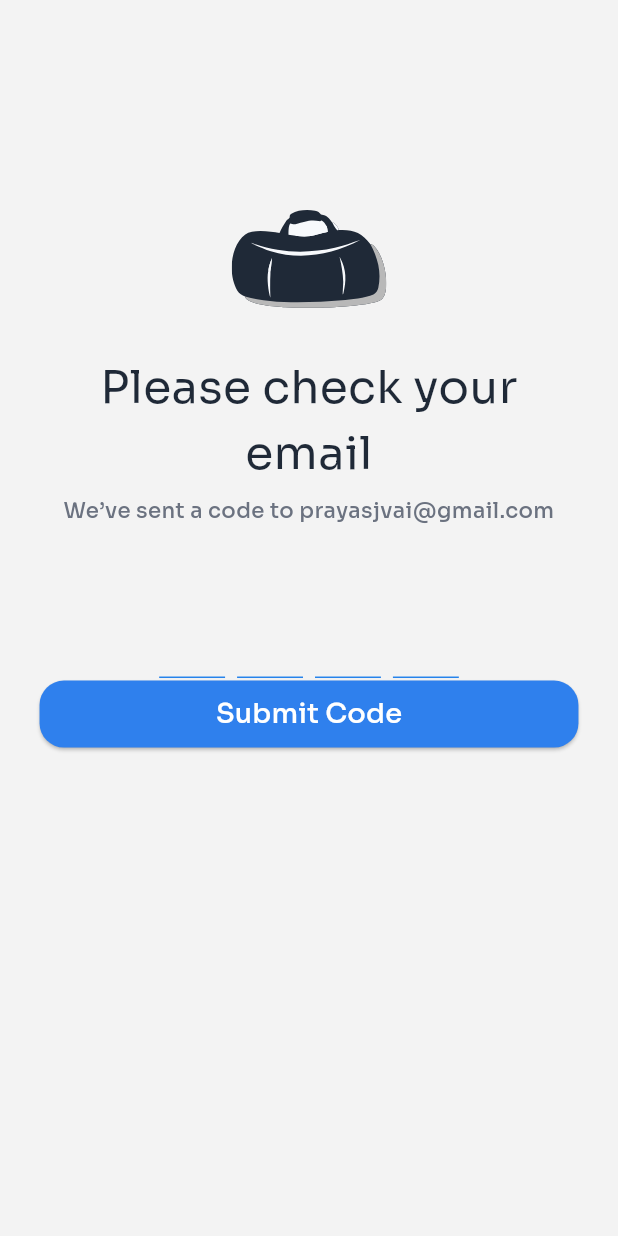
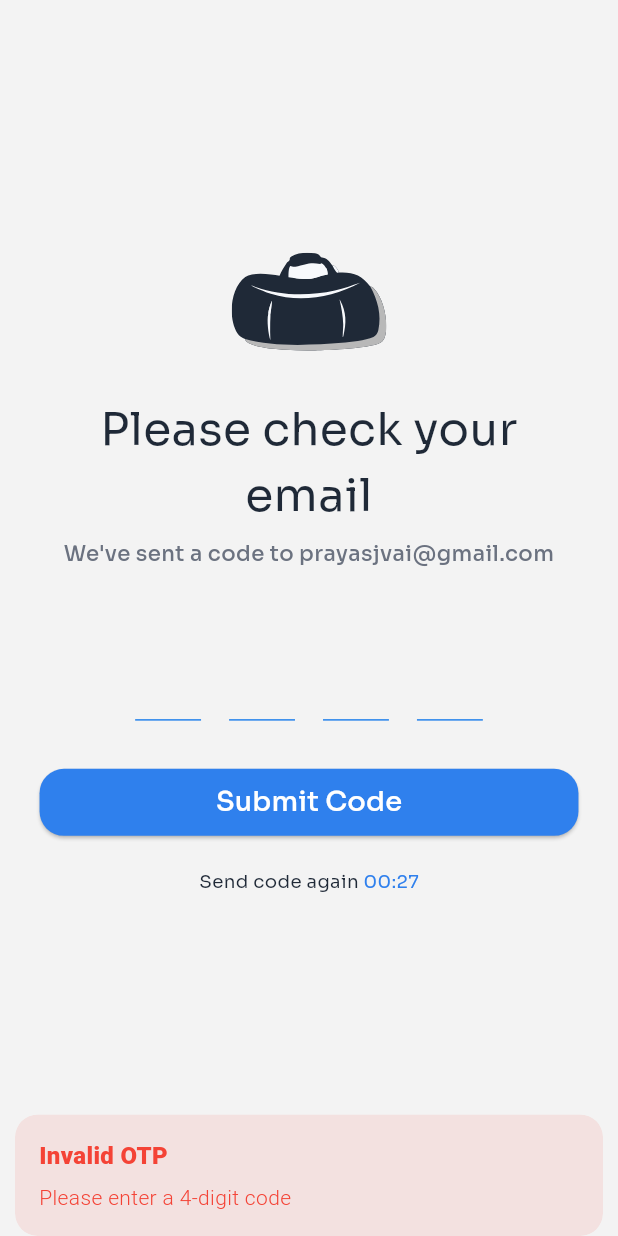
Before and after one commit to hafizflow/camper_closet, a Flutter app: the OtpScreen screen opened by its route, after a tap on "Submit Code", on a phone screen of 412 x 824 dp. Run offline on Flutter 3.47's test engine with Material 3 defaults, Android fonts, the light colour scheme and no system bars; drawn by our look-alikes of pinput; our stand-ins replace cached_network_image, flutter_screenutil, flutter_spinkit, flutter_svg, get, google_fonts and 3 more; missing offline and left inert: exui; accounts and stored records are empty.

Commit message:
otp screen

```diff
--- a/lib/core/routes/app_routes.dart
+++ b/lib/core/routes/app_routes.dart
@@ -1,4 +1,5 @@
 import 'package:flutter_extension/core/routes/app_pages.dart';
+import 'package:flutter_extension/features/forget_password/controllers/otp_controller.dart';
 import 'package:flutter_extension/features/forget_password/controllers/request_password_controller.dart';
 import 'package:flutter_extension/features/forget_password/views/otp_screen.dart';
 import 'package:flutter_extension/features/forget_password/views/request_password_screen.dart';
@@ -63,6 +64,12 @@ class AppRoutes {
       }),
     ),
 
-    GetPage(name: AppPages.otpScreen, page: () => const OtpScreen()),
+    GetPage(
+      name: AppPages.otpScreen,
+      page: () => const OtpScreen(),
+      binding: BindingsBuilder(() {
+        Get.lazyPut(() => OtpController());
+      }),
+    ),
   ];
 }
--- /dev/null
+++ b/lib/features/forget_password/controllers/otp_controller.dart
@@ -0,0 +1,171 @@
+// features/otp/controllers/otp_controller.dart
+import 'dart:async';
+import 'package:flutter/material.dart';
+import 'package:get/get.dart';
+
+class OtpController extends GetxController {
+  // Text editing controller for Pinput
+  final TextEditingController otpController = TextEditingController();
+
+  // Observable variables
+  final RxBool isLoading = false.obs;
+  final RxString otpCode = ''.obs;
+  final RxBool isOtpValid = false.obs;
+
+  // Timer variables
+  final RxInt remainingSeconds = 30.obs;
+  final RxBool canResend = false.obs;
+  Timer? _timer;
+
+  // Default/Expected OTP
+  static const String defaultOtp = '0000';
+
+  // Email (you can pass this from previous screen)
+  final RxString userEmail = ''.obs;
+
+  @override
+  void onInit() {
+    super.onInit();
+    // Get email from arguments if passed from previous screen
+    if (Get.arguments != null && Get.arguments['email'] != null) {
+      userEmail.value = Get.arguments['email'];
+    }
+
+    // Start timer when screen loads
+    startTimer();
+  }
+
+  // Start countdown timer
+  void startTimer() {
+    canResend.value = false;
+    remainingSeconds.value = 30;
+
+    _timer?.cancel(); // Cancel any existing timer
+
+    _timer = Timer.periodic(const Duration(seconds: 1), (timer) {
+      if (remainingSeconds.value > 0) {
+        remainingSeconds.value--;
+      } else {
+        canResend.value = true;
+        timer.cancel();
+      }
+    });
+  }
+
+  // Format time as MM:SS
+  String get formattedTime {
+    int minutes = remainingSeconds.value ~/ 60;
+    int seconds = remainingSeconds.value % 60;
+    return '${minutes.toString().padLeft(2, '0')}:${seconds.toString().padLeft(2, '0')}';
+  }
+
+  // Handle OTP change
+  void onOtpChanged(String value) {
+    otpCode.value = value;
+    isOtpValid.value = value.length == 4;
+  }
+
+  // Validate and submit OTP
+  Future<void> validateAndSubmitOtp() async {
+    // Check if OTP is complete
+    if (otpCode.value.length != 4) {
+      Get.snackbar(
+        'Invalid OTP',
+        'Please enter a 4-digit code',
+        snackPosition: SnackPosition.BOTTOM,
+        backgroundColor: Colors.red.withValues(alpha: 0.1),
+        colorText: Colors.red,
+      );
+      return;
+    }
+
+    try {
+      isLoading.value = true;
+
+      // Simulate API call delay
+      await Future.delayed(const Duration(seconds: 2));
+
+      // Validate OTP
+      if (otpCode.value == defaultOtp) {
+        // OTP is correct
+        Get.snackbar(
+          'Success',
+          'OTP verified successfully!',
+          snackPosition: SnackPosition.BOTTOM,
+          backgroundColor: Colors.green.withValues(alpha: 0.1),
+          colorText: Colors.green,
+        );
+
+        // Navigate to next screen (e.g., reset password screen)
+        // Get.offNamed('/reset-password');
+      } else {
+        // OTP is incorrect
+        Get.snackbar(
+          'Invalid OTP',
+          'The code you entered is incorrect. Please try again.',
+          snackPosition: SnackPosition.BOTTOM,
+          backgroundColor: Colors.red.withValues(alpha: 0.1),
+          colorText: Colors.red,
+        );
+
+        // Clear the OTP field
+        otpController.clear();
+        otpCode.value = '';
+      }
+    } catch (e) {
+      Get.snackbar(
+        'Error',
+        'Something went wrong. Please try again.',
+        snackPosition: SnackPosition.BOTTOM,
+        backgroundColor: Colors.red.withValues(alpha: 0.1),
+        colorText: Colors.red,
+      );
+    } finally {
+      isLoading.value = false;
+    }
+  }
+
+  // Resend OTP
+  Future<void> resendOtp() async {
+    if (!canResend.value) return;
+
+    try {
+      isLoading.value = true;
+
+      // Simulate API call
+      await Future.delayed(const Duration(seconds: 2));
+
+      Get.snackbar(
+        'Code Sent',
+        'A new verification code has been sent to ${userEmail.value}',
+        snackPosition: SnackPosition.BOTTOM,
+        backgroundColor: Colors.green.withValues(alpha: 0.1),
+        colorText: Colors.green,
+      );
+
+      // Clear current OTP
+      otpController.clear();
+      otpCode.value = '';
+
+      // Restart timer
+      startTimer();
+    } catch (e) {
+      Get.snackbar(
+        'Error',
+        'Failed to resend code. Please try again.',
+        snackPosition: SnackPosition.BOTTOM,
+        backgroundColor: Colors.red.withValues(alpha: 0.1),
+        colorText: Colors.red,
+      );
+    } finally {
+      isLoading.value = false;
+    }
+  }
+
+  @override
+  void onClose() {
+    _timer?.cancel();
+    otpController.dispose();
+    super.onClose();
+  }
+}
--- a/lib/features/forget_password/views/otp_screen.dart
+++ b/lib/features/forget_password/views/otp_screen.dart
@@ -1,7 +1,7 @@
 import 'package:flutter/material.dart';
 import 'package:flutter_extension/core/constants/app_colors.dart';
 import 'package:flutter_extension/core/constants/app_logos.dart';
-import 'package:flutter_extension/features/forget_password/controllers/request_password_controller.dart';
+import 'package:flutter_extension/features/forget_password/controllers/otp_controller.dart';
 import 'package:flutter_extension/shared/utils/app_style.dart';
 import 'package:flutter_extension/shared/widgets/custom_button.dart';
 import 'package:flutter_screenutil/flutter_screenutil.dart';
@@ -14,7 +14,7 @@ class OtpScreen extends StatelessWidget {
 
   @override
   Widget build(BuildContext context) {
-    final controller = Get.find<RequestPasswordController>();
+    final controller = Get.put(OtpController());
 
     return Scaffold(
       body: SafeArea(
@@ -25,7 +25,7 @@ class OtpScreen extends StatelessWidget {
               crossAxisAlignment: CrossAxisAlignment.center,
               mainAxisAlignment: MainAxisAlignment.start,
               children: [
-                SizedBox(height: 138.h),
+                SizedBox(height: 166.h),
                 SvgPicture.asset(AppLogos.applogo, width: 100.w, height: 65.h),
                 SizedBox(height: 30.h),
                 Text(
@@ -38,18 +38,22 @@ class OtpScreen extends StatelessWidget {
                   ),
                 ),
                 SizedBox(height: 6.h),
-                Text(
-                  'We’ve sent a code to prayasjvai@gmail.com',
-                  textAlign: TextAlign.center,
-                  style: AppStyles.customSize(
-                    fontSize: 14.sp,
-                    fontWeight: FontWeight.w500,
-                    color: AppColors.secondaryText,
+                Obx(
+                  () => Text(
+                    'We\'ve sent a code to ${controller.userEmail.value.isEmpty ? 'prayasjvai@gmail.com' : controller.userEmail.value}',
+                    textAlign: TextAlign.center,
+                    style: AppStyles.customSize(
+                      fontSize: 14.sp,
+                      fontWeight: FontWeight.w500,
+                      color: AppColors.secondaryText,
+                    ),
                   ),
                 ),
                 SizedBox(height: 50.h),
                 Pinput(
+                  controller: controller.otpController,
                   length: 4,
+                  separatorBuilder: (index) => SizedBox(width: 17.w),
                   defaultPinTheme: PinTheme(
                     width: 40.w,
                     height: 50.h,
@@ -64,15 +68,35 @@ class OtpScreen extends StatelessWidget {
                       ),
                     ),
                   ),
-                  onChanged: (value) {
-                    // Handle OTP input change if needed
+                  focusedPinTheme: PinTheme(
+                    width: 40.w,
+                    height: 50.h,
+                    textStyle: AppStyles.customSize(
+                      fontSize: 20.sp,
+                      fontWeight: FontWeight.w500,
+                      color: AppColors.primaryText,
+                    ),
+                    decoration: BoxDecoration(
+                      border: Border(
+                        bottom: BorderSide(
+                          color: AppColors.primaryText,
+                          width: 2,
+                        ),
+                      ),
+                    ),
+                  ),
+                  onChanged: controller.onOtpChanged,
+                  onCompleted: (value) {
+                    // Auto-submit when all 4 digits are entered
+                    controller.validateAndSubmitOtp();
                   },
                 ),
+                SizedBox(height: 30.h),
                 Obx(
                   () => CustomButton(
                     onTap: controller.isLoading.value
                         ? null
-                        : controller.validateAndRequestReset,
+                        : controller.validateAndSubmitOtp,
                     text: controller.isLoading.value
                         ? 'Submitting...'
                         : 'Submit Code',
@@ -80,6 +104,58 @@ class OtpScreen extends StatelessWidget {
                     height: 44.h,
                     radius: 16.r,
                   ),
+                ),
+                SizedBox(height: 20.h),
+                // Timer and Resend code option
+                Obx(
+                  () => controller.canResend.value
+                      ? Row(
+                          mainAxisAlignment: MainAxisAlignment.center,
+                          children: [
+                            Text(
+                              'Didn\'t receive the code? ',
+                              style: AppStyles.customSize(
+                                fontSize: 12.sp,
+                                fontWeight: FontWeight.w400,
+                                color: AppColors.primaryText,
+                              ),
+                            ),
+                            GestureDetector(
+                              onTap: controller.isLoading.value
+                                  ? null
+                                  : controller.resendOtp,
+                              child: Text(
+                                'Resend',
+                                style: AppStyles.customSize(
+                                  fontSize: 12.sp,
+                                  fontWeight: FontWeight.w400,
+                                  color: AppColors.buttonPrimaryColor,
+                                ),
+                              ),
+                            ),
+                          ],
+                        )
+                      : Row(
+                          mainAxisAlignment: MainAxisAlignment.center,
+                          children: [
+                            Text(
+                              'Send code again ',
+                              style: AppStyles.customSize(
+                                fontSize: 12.sp,
+                                fontWeight: FontWeight.w400,
+                                color: AppColors.primaryText,
+                              ),
+                            ),
+                            Text(
+                              controller.formattedTime,
+                              style: AppStyles.customSize(
+                                fontSize: 12.sp,
+                                fontWeight: FontWeight.w400,
+                                color: AppColors.buttonPrimaryColor,
+                              ),
+                            ),
+                          ],
+                        ),
                 ),
               ],
             ),
```
